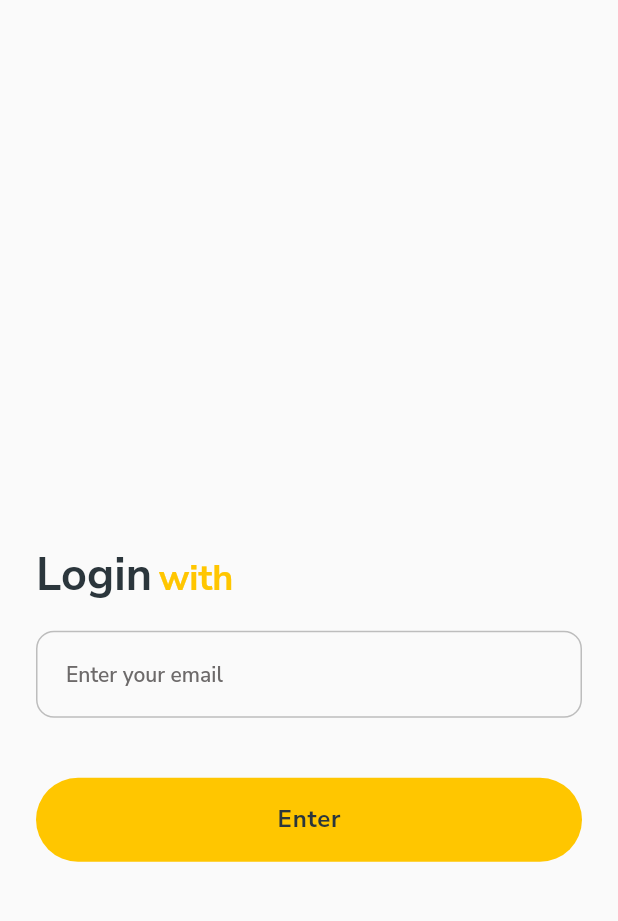
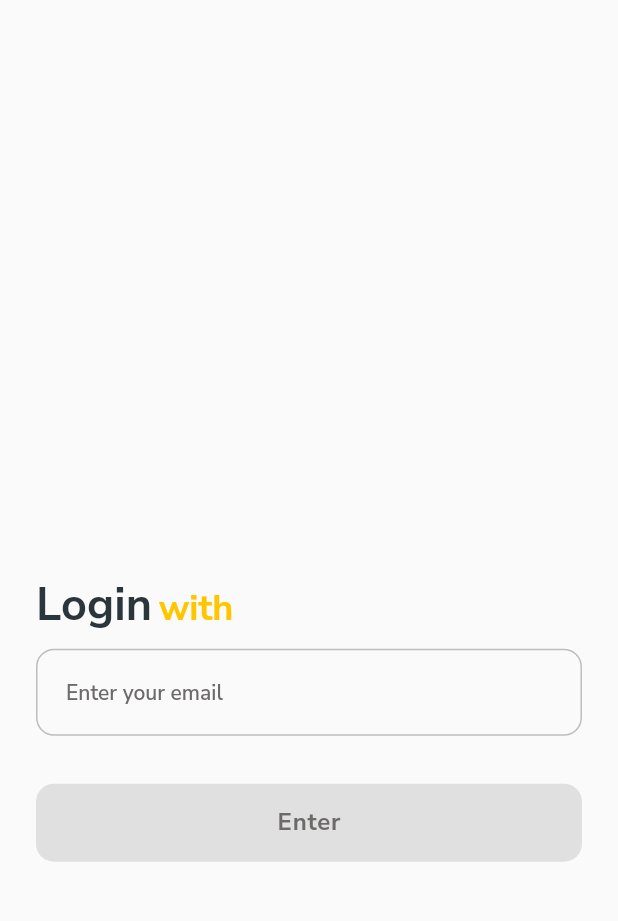
Before and after one commit to ranadeepmedagone/gashopper, a Flutter app: the screen it shows after launch, on a phone screen of 412 x 824 dp, the part 294-1215 px from its top. Run offline on Flutter 3.47's test engine with Material 3 defaults, Android fonts, the light colour scheme and no system bars; our stand-ins replace cached_network_image, dio, dropdown_button2, flutter_svg, get, google_fonts and 2 more; missing offline and left inert: mobile_scanner.

Commit message:
code refacror

```diff
--- a/lib/app/bindings/initial_bindings.dart
+++ b/lib/app/bindings/initial_bindings.dart
@@ -9,10 +9,11 @@ import '../modules/scanner/scanner_controller.dart';
 class InitialBindings extends Bindings {
   @override
   void dependencies() {
+    Get.put(DioHelper(), permanent: true);
+    Get.put(DialogService(), permanent: true);
+
     Get.lazyPut(() => MainController(), fenix: true);
     Get.lazyPut(() => ScannerController(), fenix: true);
     Get.lazyPut(() => PhotoUploadController(), fenix: true);
-    Get.lazyPut(() => DioHelper(), fenix: true);
-    Get.lazyPut(() => DialogService(), fenix: true);
   }
 }
--- /dev/null
+++ b/lib/app/core/utils/widgets/custom_button.dart
@@ -0,0 +1,90 @@
+import 'package:flutter/material.dart';
+
+import '../../theme/app_theme.dart';
+
+class CustomButton extends StatelessWidget {
+  final String title;
+  final Widget? rightIcon;
+  final double borderRadius;
+  final Function()? onPressed;
+  final Color? customBackgroundColor;
+  final TextStyle? customTextStyle;
+  final BoxBorder? customBorderSide;
+  final Widget? leftIcon;
+  final bool isLeftIcon;
+  final bool isRightIconEnd;
+  final Color? customTextColor;
+  final bool isDisable;
+  final bool isLoading;
+  const CustomButton({
+    super.key,
+    required this.title,
+    this.rightIcon,
+    this.borderRadius = 12.0,
+    this.customBackgroundColor,
+    this.customTextStyle,
+    this.customBorderSide,
+    this.leftIcon,
+    this.isLeftIcon = false,
+    this.isRightIconEnd = false,
+    this.customTextColor,
+    this.isDisable = false,
+    required this.onPressed,
+    this.isLoading = false,
+  });
+
+  @override
+  Widget build(BuildContext context) {
+    return Container(
+      decoration: BoxDecoration(
+        color:
+            customBackgroundColor ?? (isDisable ? Colors.grey[300] : GashopperTheme.appYellow),
+        borderRadius: BorderRadius.circular(borderRadius),
+        border: customBorderSide ?? Border.all(color: Colors.transparent),
+      ),
+      child: Material(
+        color: Colors.transparent,
+        child: InkWell(
+          borderRadius: BorderRadius.circular(borderRadius),
+          onTap: isDisable ? null : onPressed,
+          child: Container(
+            padding: const EdgeInsets.symmetric(vertical: 14, horizontal: 24),
+            child: Row(
+              mainAxisAlignment:
+                  isLeftIcon ? MainAxisAlignment.start : MainAxisAlignment.center,
+              crossAxisAlignment: CrossAxisAlignment.center,
+              children: [
+                if (leftIcon != null) leftIcon!,
+                const SizedBox(width: 2),
+                Text(
+                  title,
+                  style: customTextStyle ??
+                      TextStyle(
+                        fontSize: 16,
+                        fontWeight: FontWeight.w700,
+                        letterSpacing: 0.5,
+                        color: customTextColor ??
+                            (isDisable ? GashopperTheme.grey1 : GashopperTheme.black),
+                      ),
+                ),
+                if (isLoading) const SizedBox(width: 8),
+                if (isLoading)
+                  const SizedBox(
+                    height: 16,
+                    width: 16,
+                    child: CircularProgressIndicator(
+                      color: GashopperTheme.black,
+                      strokeWidth: 2,
+                    ),
+                  ),
+                if (isRightIconEnd) const Spacer(),
+                const SizedBox(width: 2),
+                if (rightIcon != null) rightIcon!,
+              ],
+            ),
+          ),
+        ),
+      ),
+    );
+  }
+}
--- a/lib/app/core/utils/widgets/custom_elevation_button.dart
+++ /dev/null
@@ -1,87 +0,0 @@
-import 'package:flutter/material.dart';
-
-import '../../theme/app_theme.dart';
-
-class CustomElevatedButton extends StatelessWidget {
-  final String title;
-  final Widget? rightIcon;
-  final double borderRadius;
-  final Function()? onPressed;
-  final Color? customBackgroundColor;
-  final TextStyle? customTextStyle;
-  final BorderSide? customBorderSide;
-  final Widget? leftIcon;
-  final bool isLeftIcon;
-  final bool isRightIconEnd;
-  final Color? customTextColor;
-  final bool isDisable;
-  final bool isLoading;
-
-  const CustomElevatedButton({
-    super.key,
-    required this.title,
-    this.rightIcon,
-    this.borderRadius = 12.0,
-    this.customBackgroundColor,
-    this.customTextStyle,
-    this.customBorderSide,
-    this.leftIcon,
-    this.isLeftIcon = false,
-    this.isRightIconEnd = false,
-    this.customTextColor,
-    this.isDisable = false,
-    required this.onPressed,
-    this.isLoading = false,
-  });
-
-  @override
-  Widget build(BuildContext context) {
-    return Center(
-      child: ElevatedButton(
-        onPressed: isDisable ? null : onPressed,
-        style: ElevatedButton.styleFrom(
-          backgroundColor: customBackgroundColor ??
-              (isDisable ? Colors.grey[300] : GashopperTheme.appYellow),
-          foregroundColor: Colors.white,
-          shape: RoundedRectangleBorder(
-            borderRadius: BorderRadius.circular(30),
-            side: customBorderSide ?? BorderSide.none,
-          ),
-          elevation: 0,
-          padding: const EdgeInsets.symmetric(vertical: 14, horizontal: 24),
-        ),
-        child: Row(
-          mainAxisAlignment: isLeftIcon ? MainAxisAlignment.start : MainAxisAlignment.center,
-          crossAxisAlignment: CrossAxisAlignment.center,
-          children: [
-            if (leftIcon != null) leftIcon!,
-            const SizedBox(width: 2),
-            Text(
-              title,
-              style: customTextStyle ??
-                  TextStyle(
-                    fontSize: 16,
-                    fontWeight: FontWeight.w700,
-                    letterSpacing: 0.5,
-                    color: customTextColor ??
-                        (isDisable ? GashopperTheme.grey1 : GashopperTheme.black),
-                  ),
-            ),
-            if (isLoading) const SizedBox(width: 16),
-            if (isLoading)
-              const SizedBox(
-                height: 20,
-                width: 20,
-                child: CircularProgressIndicator(
-                  color: GashopperTheme.black,
-                ),
-              ),
-            if (isRightIconEnd) const Spacer(),
-            const SizedBox(width: 2),
-            if (rightIcon != null) rightIcon!,
-          ],
-        ),
-      ),
-    );
-  }
-}
--- a/lib/app/core/utils/widgets/custom_textfield.dart
+++ b/lib/app/core/utils/widgets/custom_textfield.dart
@@ -13,6 +13,8 @@ class CustomTextField extends StatelessWidget {
   final TextInputType keyboardType;
   final bool obscureText;
   final Function()? onTap;
+  final Function(String)? onChanged;
+  final FocusNode? focusNode;
 
   const CustomTextField({
     super.key,
@@ -30,15 +32,19 @@ class CustomTextField extends StatelessWidget {
     this.keyboardType = TextInputType.text,
     this.obscureText = false,
     this.onTap,
+    this.onChanged,
+    this.focusNode,
   });
 
   @override
   Widget build(BuildContext context) {
     return TextField(
       onTap: onTap,
+      onChanged: onChanged,
       controller: controller,
       keyboardType: keyboardType,
       obscureText: obscureText,
+      focusNode: focusNode,
       decoration: InputDecoration(
         fillColor: GashopperTheme.appBackGrounColor,
         hintText: hintText,
--- a/lib/app/data/api/api_end_points.dart
+++ b/lib/app/data/api/api_end_points.dart
@@ -2,7 +2,7 @@ import 'package:flutter/foundation.dart';
 
 class ApiEndPoints {
   static const productionBaseUrl = "https://gashopper.com";
-  static const developmentBaseUrl = 'http://192.168.1.113:5555';
+  static const developmentBaseUrl = 'http://192.168.14.192:5555';
 
   static const gashopperAPIEndpoint = '/api/v1';
 
--- a/lib/app/data/api/dio_helpers.dart
+++ b/lib/app/data/api/dio_helpers.dart
@@ -10,7 +10,7 @@ import 'package:get/get.dart';
 
 import '../services/dialog_services.dart';
 
-class DioHelper extends GetxService {
+class DioHelper extends GetxController {
   // Singleton pattern
   static final DioHelper _instance = DioHelper._internal();
 
@@ -59,6 +59,7 @@ class DioHelper extends GetxService {
   }
 
   // Auth APIs
+  // Request OTP
   Future<dio.Response> requestOtp(String email) async {
     try {
       final response = await _dio.post(
@@ -72,6 +73,7 @@ class DioHelper extends GetxService {
     }
   }
 
+  // Verify OTP
   Future<dio.Response> verifyOtp({
     required String? email,
     required int otp,
--- a/lib/app/modules/registration/registration_screen.dart
+++ b/lib/app/modules/registration/registration_screen.dart
@@ -6,72 +6,94 @@ import 'package:gashopper/app/modules/registration/registration_controller.dart'
 import 'package:get/get.dart';
 import 'package:sms_autofill/sms_autofill.dart';
 
-import '../../core/utils/widgets/custom_elevation_button.dart';
+import '../../core/utils/widgets/custom_button.dart';
 import '../../core/utils/widgets/custom_richtext.dart';
 import '../../core/utils/widgets/custom_textfield.dart';
 import '../../core/values/constants.dart';
 
 class RegistrationScreen extends StatelessWidget {
-  RegistrationScreen({super.key});
-
-  /// Initializes the [RegistrationController] controller.
-  final registrationController = Get.find<RegistrationController>();
+  const RegistrationScreen({super.key});
 
   @override
   Widget build(BuildContext context) {
+    final mQ = MediaQuery.of(context).size;
+
     final textTheme = Get.textTheme;
 
-    final mQ = MediaQuery.of(context);
-
+    return GetBuilder<RegistrationController>(
+      builder: (controller) {
         return Scaffold(
           backgroundColor: GashopperTheme.appBackGrounColor,
-      body: GetBuilder<RegistrationController>(initState: (state) {
-        registrationController.isMobileFlow = true;
-        registrationController.update();
-      }, builder: (controller) {
-        return Stack(
+          body: Stack(
             children: [
-            // First background SVG
-            Positioned(
-              top: 0,
-              left: 0,
-              right: 0,
-              child: SvgPicture.asset(
-                Constants.registrationBg,
-                fit: BoxFit.fill,
-                colorFilter: const ColorFilter.mode(
-                  GashopperTheme.appYellow,
-                  BlendMode.srcATop,
-                ),
-              ),
-            ),
-            // Second background SVG
-            Positioned(
-              top: 0,
-              right: 0,
-              child: SvgPicture.asset(
-                Constants.registrationBg2,
-                fit: BoxFit.fill,
-                colorFilter: const ColorFilter.mode(
-                  GashopperTheme.appYellow,
-                  BlendMode.srcATop,
-                ),
-              ),
-            ),
+              // Background SVGs
+              _BackgroundImages(),
 
+              // Header with Logo
               Positioned(
                 top: 24,
                 right: 0,
                 left: 0,
                 child: Padding(
-                padding: EdgeInsets.only(
-                  top: mQ.size.height / 14.2,
-                ),
-                child: controller.isMobileFlow
+                  padding: EdgeInsets.only(top: mQ.height / 14.2),
+                  child: controller.isEmailFlow
                       ? Column(
                           crossAxisAlignment: CrossAxisAlignment.center,
                           children: [
-                          RichText(
+                            _buildLogo(textTheme),
+                          ],
+                        )
+                      : Row(
+                          crossAxisAlignment: CrossAxisAlignment.center,
+                          children: [
+                            IconButton(
+                              onPressed: () {
+                                controller.isEmailFlow = true;
+                                controller.update();
+                              },
+                              icon: const Icon(Icons.arrow_back_ios),
+                            ).ltrbPadding(24, 0, 0, 0),
+                            Column(
+                              crossAxisAlignment: CrossAxisAlignment.center,
+                              children: [
+                                _buildLogo(textTheme),
+                              ],
+                            ).ltrbPadding(Get.width / 29, 0, 0, 0),
+                          ],
+                        ),
+                ),
+              ),
+
+              // Main Content
+              Positioned(
+                bottom: 0,
+                right: 0,
+                left: 0,
+                child: SingleChildScrollView(
+                  child: Padding(
+                    padding: const EdgeInsets.symmetric(horizontal: 24),
+                    child: LoginFlow(
+                      isEmailFlow: controller.isEmailFlow,
+                      enterMobileNumber: controller.toggleEmailFlow,
+                      emailTextEditingController: controller.emailTextEditingController,
+                      otpController: controller.otpController,
+                      enterEmail: controller.enterEmail,
+                      verifyOtp: controller.verifyOtp,
+                      isEmailLoading: controller.isEnterEmailLoading,
+                      isOtpLoading: controller.isVerifyOTPLoading,
+                    ),
+                  ),
+                ),
+              )
+            ],
+          ),
+        );
+      },
+    );
+  }
+
+  Widget _buildLogo(TextTheme textTheme) {
+    return RichText(
       text: TextSpan(
         children: [
           TextSpan(
@@ -96,84 +118,49 @@ class RegistrationScreen extends StatelessWidget {
           ),
         ],
       ),
-                          ),
-                        ],
-                      )
-                    : Row(
-                        crossAxisAlignment: CrossAxisAlignment.center,
+    );
+  }
+}
+
+// Background Images Widget
+class _BackgroundImages extends StatelessWidget {
+  @override
+  Widget build(BuildContext context) {
+    return Stack(
       children: [
-                          IconButton(
-                                  onPressed: () {
-                                    controller.isMobileFlow = true;
-                                    controller.update();
-                                  },
-                                  icon: const Icon(Icons.arrow_back_ios))
-                              .ltrbPadding(24, 0, 0, 0),
-                          Column(
-                            crossAxisAlignment: CrossAxisAlignment.center,
-                            children: [
-                              RichText(
-                                text: TextSpan(
-                                  children: [
-                                    TextSpan(
-                                      text: 'Gas',
-                                      style: GashopperTheme.fontWeightApplier(
-                                        FontWeight.w700,
-                                        textTheme.bodyMedium!.copyWith(
-                                          color: GashopperTheme.black,
-                                          fontSize: 50,
+        Positioned(
+          top: 0,
+          left: 0,
+          right: 0,
+          child: SvgPicture.asset(
+            Constants.registrationBg,
+            fit: BoxFit.fill,
+            colorFilter: const ColorFilter.mode(
+              GashopperTheme.appYellow,
+              BlendMode.srcATop,
             ),
           ),
         ),
-                                    TextSpan(
-                                      text: 'hopper',
-                                      style: GashopperTheme.fontWeightApplier(
-                                        FontWeight.w700,
-                                        textTheme.bodyMedium!.copyWith(
-                                          color: GashopperTheme.appYellow,
-                                          fontSize: 50,
+        Positioned(
+          top: 0,
+          right: 0,
+          child: SvgPicture.asset(
+            Constants.registrationBg2,
+            fit: BoxFit.fill,
+            colorFilter: const ColorFilter.mode(
+              GashopperTheme.appYellow,
+              BlendMode.srcATop,
             ),
           ),
         ),
       ],
-                                ),
-                              ),
-                            ],
-                          ).ltrbPadding(mQ.size.width / 29, 0, 0, 0),
-                        ],
-                      ),
-              ),
-            ),
-            // Content
-            Positioned(
-              bottom: 0,
-              right: 0,
-              left: 0,
-              child: SingleChildScrollView(
-                child: Padding(
-                  padding: const EdgeInsets.only(left: 24, right: 24),
-                  child: LoginFlow(
-                    isMobileFlow: controller.isMobileFlow,
-                    enterMobileNumber: controller.toggleMobileFlow,
-                    emailTextEditingController: controller.emailTextEditingController,
-                    otpController: controller.otpController,
-                    enterEmail: controller.enterEmail,
-                    verifyOtp: controller.verifyOtp,
-                    isEmailLoading: controller.isEnterEmailLoading,
-                    isOtpLoading: controller.isVerifyOTPLoading,
-                  ),
-                ),
-              ),
-            )
-          ],
-        );
-      }),
     );
   }
 }
 
+// Login Flow Widget
 class LoginFlow extends StatelessWidget {
-  final bool isMobileFlow;
+  final bool isEmailFlow;
   final Function()? enterMobileNumber;
   final TextEditingController emailTextEditingController;
   final TextEditingController otpController;
@@ -181,10 +168,11 @@ class LoginFlow extends StatelessWidget {
   final Function()? verifyOtp;
   final bool isEmailLoading;
   final bool isOtpLoading;
+  final FocusNode? emailFocusNode;
 
   const LoginFlow({
     super.key,
-    required this.isMobileFlow,
+    required this.isEmailFlow,
     this.enterMobileNumber,
     required this.emailTextEditingController,
     required this.otpController,
@@ -192,19 +180,28 @@ class LoginFlow extends StatelessWidget {
     this.verifyOtp,
     this.isEmailLoading = false,
     this.isOtpLoading = false,
+    this.emailFocusNode,
   });
 
   @override
   Widget build(BuildContext context) {
     final mQ = MediaQuery.of(context).size;
     final textTheme = Get.textTheme;
+
     return Column(
       crossAxisAlignment: CrossAxisAlignment.start,
       children: [
         SizedBox(height: mQ.height / 10),
+        if (isEmailFlow) _buildLoginHeader(textTheme),
+        const SizedBox(height: 8),
+        if (isEmailFlow) _buildEmailInput(textTheme) else _buildOtpFlow(),
+        _buildActionButton(mQ),
+      ],
+    );
+  }
 
-        if (isMobileFlow)
-          RichText(
+  Widget _buildLoginHeader(TextTheme textTheme) {
+    return RichText(
       text: TextSpan(
         children: [
           TextSpan(
@@ -230,12 +227,11 @@ class LoginFlow extends StatelessWidget {
           ),
         ],
       ),
-          ),
+    );
+  }
 
-        const SizedBox(height: 16),
-
-        if (isMobileFlow)
-          CustomTextField(
+  Widget _buildEmailInput(TextTheme textTheme) {
+    return CustomTextField(
       hintText: 'Enter your email',
       hintStyle: GashopperTheme.fontWeightApplier(
         FontWeight.w600,
@@ -250,12 +246,14 @@ class LoginFlow extends StatelessWidget {
       borderWidth: 1.5,
       contentPadding: const EdgeInsets.symmetric(horizontal: 20, vertical: 18),
       controller: emailTextEditingController,
-            keyboardType: TextInputType.name,
-            obscureText: false,
-          ).ltrbPadding(0, 0, 0, 16),
+      keyboardType: TextInputType.emailAddress,
+      onChanged: (value) {},
+      focusNode: emailFocusNode,
+    ).ltrbPadding(0, 0, 0, 16);
+  }
 
-        if (!isMobileFlow)
-          OtpFlow(
+  Widget _buildOtpFlow() {
+    return OtpFlow(
       onSubmit: (code) {
         // Handle OTP submission
       },
@@ -264,32 +262,36 @@ class LoginFlow extends StatelessWidget {
       },
       otpController: otpController,
       isResendLoading: false,
-            phoneNumber: '+1234567890',
-            error: null, // Show error if any
-            seconds: 30, // Countdown timer
+      phoneNumber: emailTextEditingController.text,
+      error: null,
+      seconds: 30,
       onVerifyPressed: () {
         // Handle verify button press
       },
       isVerifyLoading: false,
-          ),
+    );
+  }
 
-        // Login Button
-        Row(
+  Widget _buildActionButton(Size mQ) {
+    return Row(
       children: [
         Expanded(
-              child: CustomElevatedButton(
+          child: GetBuilder<RegistrationController>(
+            builder: (controller) {
+              final bool isDisabled = isEmailFlow
+                  ? (isEmailLoading || emailTextEditingController.text.trim().isEmpty)
+                  : (isOtpLoading || otpController.text.trim().isEmpty);
+
+              return CustomButton(
+                isDisable: isDisabled,
                 isLoading: isEmailLoading || isOtpLoading,
-                title: isMobileFlow ? 'Enter' : 'Verify OTP',
-                onPressed: () {
-                  if (isMobileFlow) {
-                    if (enterEmail != null) enterEmail!();
-                  } else {
-                    if (verifyOtp != null) verifyOtp!();
-                  }
+                title: isEmailFlow ? 'Enter' : 'Verify OTP',
+                onPressed: isDisabled
+                    ? null
+                    : () => isEmailFlow ? enterEmail?.call() : verifyOtp?.call(),
+              ).ltrbPadding(0, 16, 0, mQ.height / 15.4);
             },
-              ).ltrbPadding(0, 24, 0, mQ.height / 15.4),
           ),
-          ],
         ),
       ],
     );
--- a/lib/app/modules/screens/list_screen.dart
+++ b/lib/app/modules/screens/list_screen.dart
@@ -4,7 +4,7 @@ import 'package:get/get.dart';
 
 import '../../core/theme/app_theme.dart';
 import '../../core/utils/widgets/custom_appbar.dart';
-import '../../core/utils/widgets/custom_elevation_button.dart';
+import '../../core/utils/widgets/custom_button.dart';
 import '../controllers/main_controller.dart';
 import 'create_screen.dart';
 
@@ -40,7 +40,7 @@ class SalesListScreen extends StatelessWidget {
                     color: GashopperTheme.black,
                   ),
                 ).ltrbPadding(0, 0, 0, 8),
-                CustomElevatedButton(
+                CustomButton(
                   title: 'Create',
                   customTextStyle: const TextStyle(
                     fontSize: 20,
@@ -49,7 +49,7 @@ class SalesListScreen extends StatelessWidget {
                     color: GashopperTheme.black,
                   ),
                   customBackgroundColor: GashopperTheme.appBackGrounColor,
-                  customBorderSide: const BorderSide(
+                  customBorderSide: Border.all(
                     color: GashopperTheme.black,
                     width: 1.5,
                   ),
--- a/lib/app/modules/splash/splash_screen.dart
+++ b/lib/app/modules/splash/splash_screen.dart
@@ -4,7 +4,7 @@ import 'package:gashopper/app/core/utils/helpers.dart';
 import 'package:get/get.dart';
 
 import '../../core/theme/app_theme.dart';
-import '../../core/utils/widgets/custom_elevation_button.dart';
+import '../../core/utils/widgets/custom_button.dart';
 import '../../core/values/constants.dart';
 import '../registration/registration_screen.dart';
 
@@ -247,7 +247,7 @@ class SplashScreenContent extends StatelessWidget {
       bottom: 60 + animations.buttonSlide.value,
       child: Opacity(
         opacity: animations.buttonFade.value,
-        child: CustomElevatedButton(
+        child: CustomButton(
           title: "Lets Start",
           rightIcon: const Icon(
             Icons.keyboard_arrow_right_rounded,
```
Also changed, not shown: lib/app/modules/controllers/main_controller.dart (+8 -8 lines), lib/app/modules/registration/registration_controller.dart (+71 -55 lines), lib/app/modules/scanner/scanner_screen.dart (+4 -4 lines), lib/app/modules/screens/create_screen.dart (+6 -6 lines), lib/app/modules/screens/home_screen.dart (+18 -18 lines), lib/app/modules/screens/photo_upload_screen.dart (+4 -4 lines), lib/app/modules/screens/shift_update_screen.dart (+5 -5 lines), 1 other file. Lines whose indentation alone changed are shown as unchanged.
